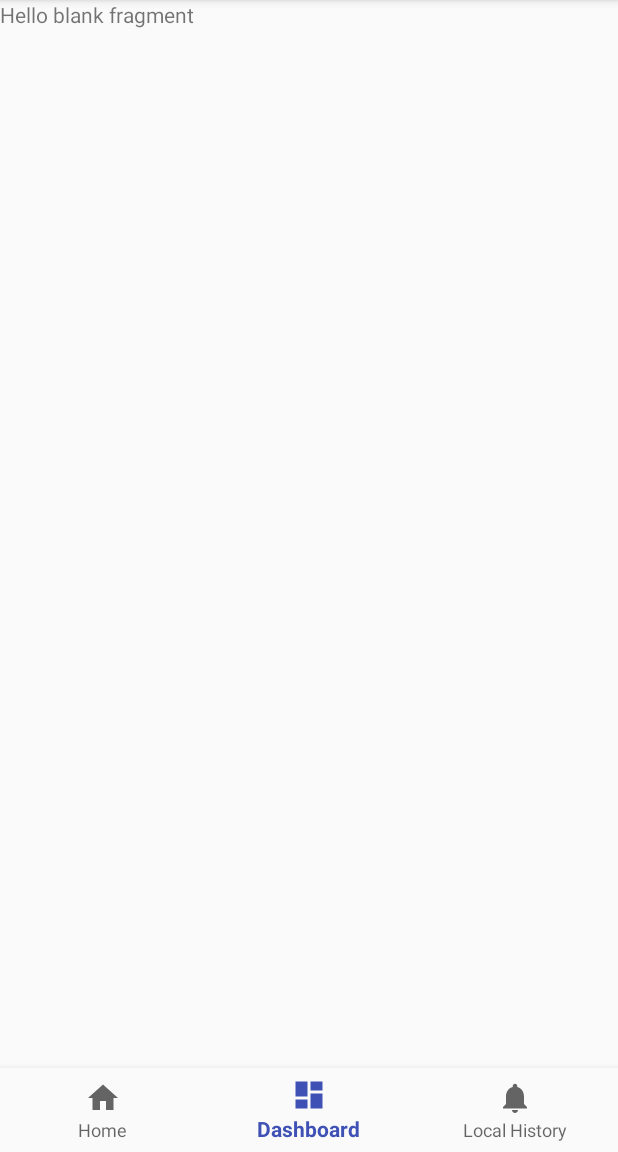
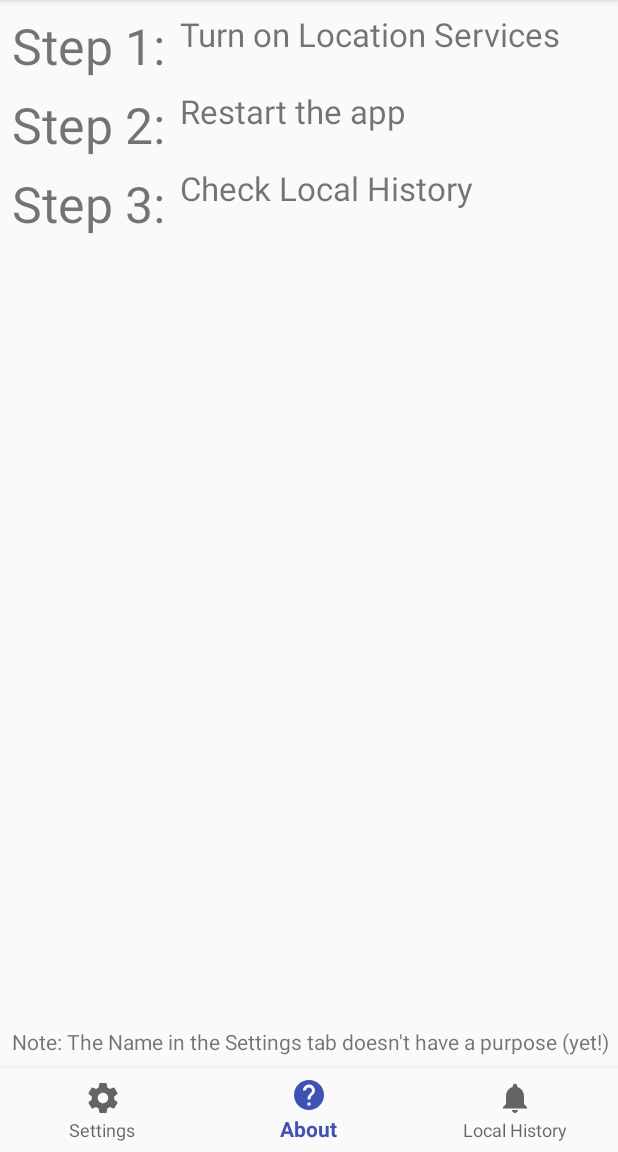
Before and after one commit to DumboOctopus/SchoolTracker, an Android app: the screen it shows after launch (MainActivity), item 2 of the bottom bar chosen, on a phone screen of 412 x 824 dp, the part 84-1236 px from its top. Run offline under Robolectric (Android 15) with nearby library versions, the phone set to English and light mode, and no system bars.

Commit message:
Clean up

```diff
--- a/app/src/main/java/io/github/dumbooctopus/schooltracker/LocalHistoryFragment.java
+++ b/app/src/main/java/io/github/dumbooctopus/schooltracker/LocalHistoryFragment.java
@@ -85,14 +85,7 @@ public class LocalHistoryFragment extends Fragment {
             Log.d("ERROR", e.toString());
         }
 
-        btnApprove = (Button) view.findViewById(R.id.btnApprove);
-        btnApprove.setOnClickListener(new View.OnClickListener() {
-            @Override
-            public void onClick(View v) {
-                Snackbar mySnackbar = Snackbar.make(view, "adsf", Snackbar.LENGTH_SHORT);
-                mySnackbar.show();
-            }
-        });
+
     }
 
 
--- a/app/src/main/java/io/github/dumbooctopus/schooltracker/MainActivity.java
+++ b/app/src/main/java/io/github/dumbooctopus/schooltracker/MainActivity.java
@@ -89,27 +89,25 @@ public class MainActivity extends AppCompatActivity {
         BottomNavigationView navigation = (BottomNavigationView) findViewById(R.id.navigation);
         navigation.setOnNavigationItemSelectedListener(mOnNavigationItemSelectedListener);
 
+        //---
+        Fragment selectedFragment = HomeFragment.newInstance();
+        FragmentTransaction transaction = getSupportFragmentManager().beginTransaction();
+        transaction.replace(R.id.content, selectedFragment);
+        transaction.commit();
+
         //geofencing
         mGeofencingClient = LocationServices.getGeofencingClient(this);
 
         mGeofenceList = new ArrayList<>();
         buildGeoFences();
 
-        //temporary
-//        try {
-//
-//            SharedPreferences prefs = getSharedPreferences(getString(R.string.shared_preferences_name), Context.MODE_PRIVATE);
-//            SharedPreferences.Editor editor = prefs.edit();
-//
-//            ArrayList<ShiftData> shiftData = new ArrayList<>();
-//            shiftData.add(new ShiftData("Loc 1", Calendar.getInstance().getTime()));
-//
-//            editor.putString("SHIFT_DATA", ObjectSerializer.serialize(shiftData));
-//            editor.commit();
-//        } catch (Exception e){
-//
-//        }
 
+
+    }
+
+    @Override
+    public void onStart() {
+        super.onStart();
         //TODO: do I restart the app if permissions weren't given? What if onCreated called multiple times will geofences be added again.
         if (ActivityCompat.checkSelfPermission(this, Manifest.permission.ACCESS_FINE_LOCATION) != PackageManager.PERMISSION_GRANTED) {
             ActivityCompat.requestPermissions(
@@ -131,6 +129,7 @@ public class MainActivity extends AppCompatActivity {
                         }
                     });
         }
+
     }
 
     private void buildGeoFences() {
--- a/app/src/main/java/io/github/dumbooctopus/schooltracker/ShiftData.java
+++ b/app/src/main/java/io/github/dumbooctopus/schooltracker/ShiftData.java
@@ -38,6 +38,10 @@ public class ShiftData implements Serializable{
 
     public String getLocation() {
         return location;
+    }
+
+    public boolean inProgress(){
+        return end == null;
     }
 
     /**
--- a/app/src/main/java/io/github/dumbooctopus/schooltracker/ShiftDataArrayAdapter.java
+++ b/app/src/main/java/io/github/dumbooctopus/schooltracker/ShiftDataArrayAdapter.java
@@ -1,6 +1,7 @@
 package io.github.dumbooctopus.schooltracker;
 
 import android.content.Context;
+import android.graphics.Color;
 import android.support.annotation.NonNull;
 import android.support.annotation.Nullable;
 import android.view.LayoutInflater;
@@ -38,6 +39,10 @@ public class ShiftDataArrayAdapter extends ArrayAdapter<ShiftData> {
 
         TextView location = (TextView) listItem.findViewById(R.id.location);
         location.setText(currentShiftData.getLocation());
+        if(currentShiftData.inProgress())
+            location.setTextColor(Color.BLUE);
+        else
+            location.setTextColor(Color.BLACK);
 
         TextView startTime = (TextView) listItem.findViewById(R.id.start_time);
         startTime.setText(currentShiftData.getStartString());
--- /dev/null
+++ b/app/src/main/res/drawable/ic_help_black_24dp.xml
@@ -0,0 +1,9 @@
+<vector xmlns:android="http://schemas.android.com/apk/res/android"
+        android:width="24dp"
+        android:height="24dp"
+        android:viewportWidth="24.0"
+        android:viewportHeight="24.0">
+    <path
+        android:fillColor="#FF000000"
+        android:pathData="M12,2C6.48,2 2,6.48 2,12s4.48,10 10,10 10,-4.48 10,-10S17.52,2 12,2zM13,19h-2v-2h2v2zM15.07,11.25l-0.9,0.92C13.45,12.9 13,13.5 13,15h-2v-0.5c0,-1.1 0.45,-2.1 1.17,-2.83l1.24,-1.26c0.37,-0.36 0.59,-0.86 0.59,-1.41 0,-1.1 -0.9,-2 -2,-2s-2,0.9 -2,2L8,9c0,-2.21 1.79,-4 4,-4s4,1.79 4,4c0,0.88 -0.36,1.68 -0.93,2.25z"/>
+</vector>
--- /dev/null
+++ b/app/src/main/res/drawable/ic_settings_black_24dp.xml
@@ -0,0 +1,9 @@
+<vector xmlns:android="http://schemas.android.com/apk/res/android"
+        android:width="24dp"
+        android:height="24dp"
+        android:viewportWidth="24.0"
+        android:viewportHeight="24.0">
+    <path
+        android:fillColor="#FF000000"
+        android:pathData="M19.43,12.98c0.04,-0.32 0.07,-0.64 0.07,-0.98s-0.03,-0.66 -0.07,-0.98l2.11,-1.65c0.19,-0.15 0.24,-0.42 0.12,-0.64l-2,-3.46c-0.12,-0.22 -0.39,-0.3 -0.61,-0.22l-2.49,1c-0.52,-0.4 -1.08,-0.73 -1.69,-0.98l-0.38,-2.65C14.46,2.18 14.25,2 14,2h-4c-0.25,0 -0.46,0.18 -0.49,0.42l-0.38,2.65c-0.61,0.25 -1.17,0.59 -1.69,0.98l-2.49,-1c-0.23,-0.09 -0.49,0 -0.61,0.22l-2,3.46c-0.13,0.22 -0.07,0.49 0.12,0.64l2.11,1.65c-0.04,0.32 -0.07,0.65 -0.07,0.98s0.03,0.66 0.07,0.98l-2.11,1.65c-0.19,0.15 -0.24,0.42 -0.12,0.64l2,3.46c0.12,0.22 0.39,0.3 0.61,0.22l2.49,-1c0.52,0.4 1.08,0.73 1.69,0.98l0.38,2.65c0.03,0.24 0.24,0.42 0.49,0.42h4c0.25,0 0.46,-0.18 0.49,-0.42l0.38,-2.65c0.61,-0.25 1.17,-0.59 1.69,-0.98l2.49,1c0.23,0.09 0.49,0 0.61,-0.22l2,-3.46c0.12,-0.22 0.07,-0.49 -0.12,-0.64l-2.11,-1.65zM12,15.5c-1.93,0 -3.5,-1.57 -3.5,-3.5s1.57,-3.5 3.5,-3.5 3.5,1.57 3.5,3.5 -1.57,3.5 -3.5,3.5z"/>
+</vector>
--- a/app/src/main/res/layout/activity_main.xml
+++ b/app/src/main/res/layout/activity_main.xml
@@ -14,7 +14,6 @@
         android:layout_height="0dp"
         android:layout_weight="1">
 
-
     </FrameLayout>
 
     <android.support.design.widget.BottomNavigationView
--- a/app/src/main/res/layout/fragment_dashboard.xml
+++ b/app/src/main/res/layout/fragment_dashboard.xml
@@ -1,13 +1,85 @@
-<FrameLayout xmlns:android="http://schemas.android.com/apk/res/android"
+<android.support.constraint.ConstraintLayout xmlns:android="http://schemas.android.com/apk/res/android"
+    xmlns:app="http://schemas.android.com/apk/res-auto"
     xmlns:tools="http://schemas.android.com/tools"
     android:layout_width="match_parent"
     android:layout_height="match_parent"
     tools:context="io.github.dumbooctopus.schooltracker.DashboardFragment">
 
-    <!-- TODO: Update blank fragment layout -->
+
+
     <TextView
-        android:layout_width="match_parent"
-        android:layout_height="match_parent"
-        android:text="@string/hello_blank_fragment" />
+        android:layout_width="wrap_content"
+        android:layout_height="wrap_content"
+        android:textSize="15pt"
+        android:text="Step 1:"
+        android:layout_marginLeft="8dp"
+        app:layout_constraintLeft_toLeftOf="parent"
+        app:layout_constraintTop_toTopOf="parent"
+        android:layout_marginTop="8dp"
+        android:id="@+id/textView" />
 
-</FrameLayout>
+    <TextView
+        android:layout_width="wrap_content"
+        android:layout_height="wrap_content"
+        android:textSize="10pt"
+        android:text="Turn on Location Services"
+        app:layout_constraintLeft_toRightOf="@+id/textView"
+        android:layout_marginLeft="10dp"
+        android:id="@+id/textView3"
+        app:layout_constraintTop_toTopOf="parent"
+        android:layout_marginTop="8dp" />
+
+    <TextView
+        android:layout_width="wrap_content"
+        android:layout_height="wrap_content"
+        android:textSize="15pt"
+        android:text="Step 2:"
+        android:layout_marginTop="8dp"
+        app:layout_constraintTop_toBottomOf="@+id/textView"
+        android:layout_marginLeft="8dp"
+        app:layout_constraintLeft_toLeftOf="parent"
+        android:id="@+id/textView2" />
+    <TextView
+        android:layout_width="wrap_content"
+        android:layout_height="wrap_content"
+        android:textSize="10pt"
+        android:text="Restart the app"
+        app:layout_constraintLeft_toRightOf="@+id/textView2"
+        android:layout_marginLeft="10dp"
+        android:layout_marginTop="22dp"
+        app:layout_constraintTop_toBottomOf="@+id/textView3"
+        android:id="@+id/textView4" />
+
+    <TextView
+        android:layout_width="wrap_content"
+        android:layout_height="wrap_content"
+        android:textSize="15pt"
+        android:text="Step 3:"
+        android:layout_marginTop="8dp"
+        app:layout_constraintTop_toBottomOf="@+id/textView2"
+        android:layout_marginLeft="8dp"
+        app:layout_constraintLeft_toLeftOf="parent"
+        android:id="@+id/textView5" />
+
+    <TextView
+        android:layout_width="wrap_content"
+        android:layout_height="wrap_content"
+        android:textSize="10pt"
+        android:text="Check Local History"
+        app:layout_constraintLeft_toRightOf="@+id/textView5"
+        android:layout_marginLeft="10dp"
+        android:layout_marginTop="22dp"
+        app:layout_constraintTop_toBottomOf="@+id/textView4" />
+
+    <TextView
+        android:id="@+id/textView6"
+        android:layout_width="wrap_content"
+        android:layout_height="wrap_content"
+        android:text="Note: The Name in the Settings tab doesn't have a purpose (yet!)"
+        app:layout_constraintBottom_toBottomOf="parent"
+        android:layout_marginBottom="8dp"
+        android:layout_marginLeft="8dp"
+        app:layout_constraintLeft_toLeftOf="parent" />
+
+
+</android.support.constraint.ConstraintLayout>
--- a/app/src/main/res/layout/fragment_local_history.xml
+++ b/app/src/main/res/layout/fragment_local_history.xml
@@ -35,7 +35,7 @@
     <Button
         android:layout_width="172dp"
         android:layout_height="49dp"
-        android:text="Dispute"
+        android:text=" "
         app:layout_constraintBottom_toBottomOf="parent"
         android:layout_marginBottom="8dp"
         android:layout_marginRight="8dp"
--- a/app/src/main/res/menu/navigation.xml
+++ b/app/src/main/res/menu/navigation.xml
@@ -3,12 +3,12 @@
 
     <item
         android:id="@+id/navigation_home"
-        android:icon="@drawable/ic_home_black_24dp"
+        android:icon="@drawable/ic_settings_black_24dp"
         android:title="@string/title_home" />
 
     <item
         android:id="@+id/navigation_dashboard"
-        android:icon="@drawable/ic_dashboard_black_24dp"
+        android:icon="@drawable/ic_help_black_24dp"
         android:title="@string/title_dashboard" />
 
     <item
--- a/app/src/main/res/values/strings.xml
+++ b/app/src/main/res/values/strings.xml
@@ -1,8 +1,8 @@
 <resources>
     <string name="app_name">SchoolTracker</string>
-    <string name="title_home">Home</string>
-    <string name="title_dashboard">Dashboard</string>
-    <string name="title_notifications">Notifications</string>
+    <string name="title_home">Settings</string>
+    <string name="title_dashboard">About</string>
+    <string name="title_notifications">Local History</string>
 
     <!-- TODO: Remove or change this placeholder text -->
     <string name="hello_blank_fragment">Hello blank fragment</string>
@@ -12,5 +12,5 @@
     <string name="geofence_transition_invalid_type">geofence transition invalid %d</string>
     <string name="title_local_history">Local History</string>
     <string name="shared_preferences_name">PREFERENCES</string>
-    <string name="approve_shift_string">Approve</string>
+    <string name="approve_shift_string"> </string>
 </resources>
```
